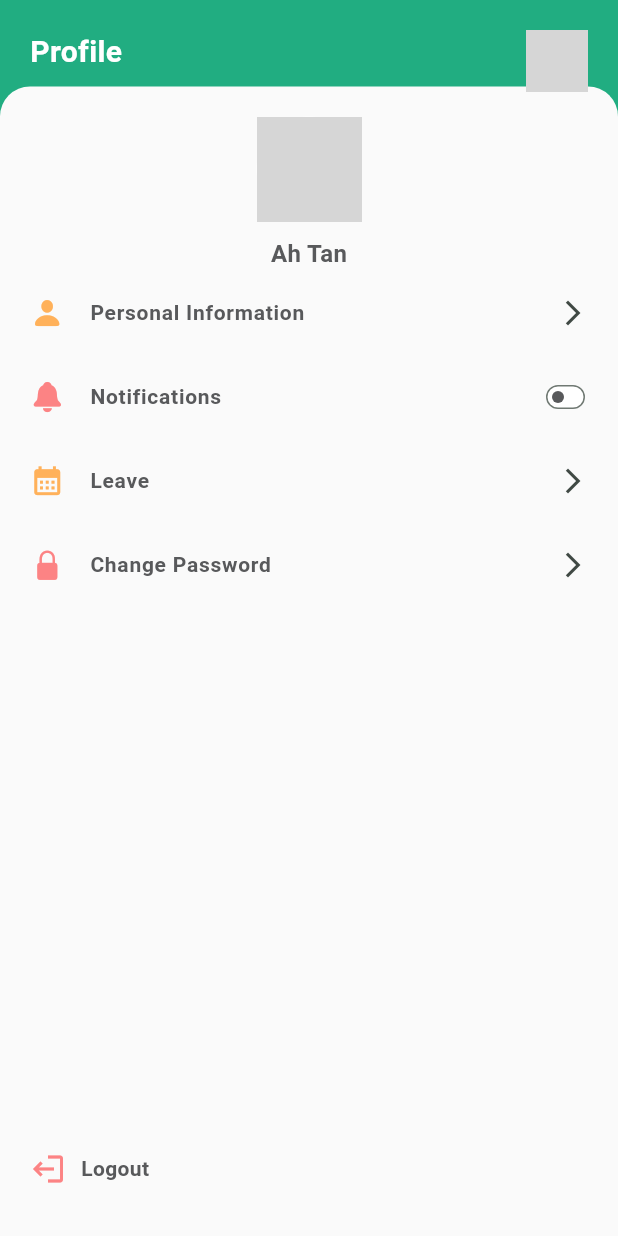
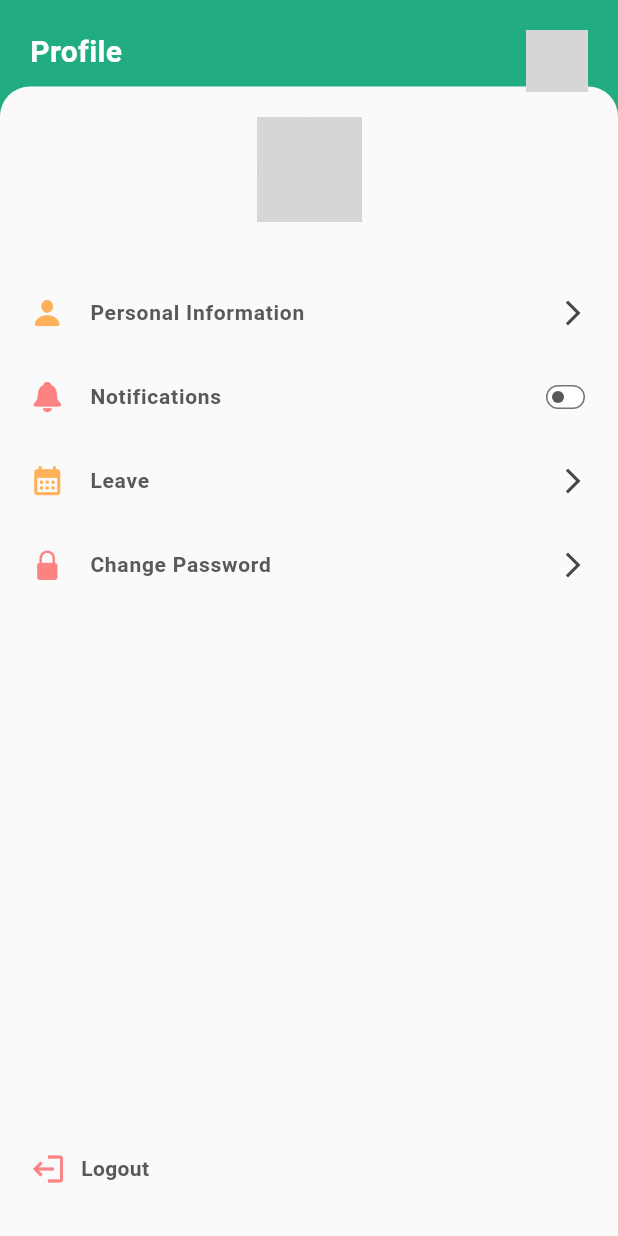
Before and after one commit to UnidboxIT/UnidboxApp, a Flutter app: the ProfileScreen screen opened directly, on a phone screen of 412 x 824 dp. Run offline on Flutter 3.47's test engine with Material 3 defaults, Android fonts, the phone set to English and light mode, and no system bars; drawn by our look-alikes of barcode_widget; our stand-ins replace cached_network_image, dropdown_button2, focus_detector_v2, get, get_storage, lottie and 2 more; accounts and stored records are empty; network calls fail; grey boxes are pictures that could not be loaded.

Commit message:
add code

```diff
--- a/lib/utils/commons/common_method.dart
+++ b/lib/utils/commons/common_method.dart
@@ -11,10 +11,10 @@ xUserAuthorized() {
   return apiToken.isNotEmpty;
 }
 
+var box = GetStorage();
+
 class CommonMethods {
   static Map<String, String> setHeaders() {
-    var box = GetStorage();
-
     return {
       'Content-type': 'application/json',
       'Accept': 'application/json',
@@ -73,6 +73,7 @@ class CommonMethods {
   static void unAuthorizedLogout() async {
     Get.find<NavBarController>().currentIndex = 0;
     Get.find<NavBarController>().update();
+    box.erase();
     Get.offAll(() => const LoginScreen());
     customizedAlertDialog("Session Expired".tr);
   }
--- a/lib/views/screens/profile_screens/bottom_sheets/profile_barcode_bottom_sheet.dart
+++ b/lib/views/screens/profile_screens/bottom_sheets/profile_barcode_bottom_sheet.dart
@@ -26,8 +26,8 @@ profileBarCodeBottomSheet() {
               ),
               SizedBox(height: 5.h),
               BarcodeWidget(
-                barcode: Barcode.codabar(printStartStop: true),
-                data: '123456',
+                barcode: Barcode.ean13(),
+                data: '123456789013',
                 color: AppColor.primary,
                 width: 50.w,
                 height: 13.h,
--- a/lib/views/screens/profile_screens/personal_info_update/personal_info_update_screen.dart
+++ b/lib/views/screens/profile_screens/personal_info_update/personal_info_update_screen.dart
@@ -19,7 +19,7 @@ class PersonalInfoUpdateScreen extends StatelessWidget {
   Widget build(BuildContext context) {
     WidgetsBinding.instance.addPostFrameCallback((timeStamp) {
       var pfController = Get.find<ProfileController>();
-      pfController.getPartnerInfo();
+
       pfController.getCoutry();
       pfController.getReligion();
       pfController.getRace();
--- a/lib/views/screens/profile_screens/profile_body/profile_body_widget.dart
+++ b/lib/views/screens/profile_screens/profile_body/profile_body_widget.dart
@@ -17,6 +17,8 @@ class ProfileBodyWidget extends StatelessWidget {
   @override
   Widget build(BuildContext context) {
     Get.put(ProfileController());
+    var pfController = Get.find<ProfileController>();
+    pfController.getPartnerInfo();
     return Container(
       width: 100.w,
       decoration: BoxDecoration(
--- a/lib/views/screens/profile_screens/profile_screen.dart
+++ b/lib/views/screens/profile_screens/profile_screen.dart
@@ -1,6 +1,4 @@
 import 'package:flutter/material.dart';
-import 'package:flutter/services.dart';
-import 'package:flutter/widgets.dart';
 import 'package:get/get.dart';
 import 'package:responsive_sizer/responsive_sizer.dart';
 import 'package:unidbox_app/controllers/profile_controllers/profile_controller.dart';
--- a/lib/views/screens/profile_screens/widgets/profile_image_widget.dart
+++ b/lib/views/screens/profile_screens/widgets/profile_image_widget.dart
@@ -1,24 +1,29 @@
+import 'package:cached_network_image/cached_network_image.dart';
 import 'package:flutter/material.dart';
+import 'package:get/get.dart';
+import 'package:unidbox_app/controllers/profile_controllers/profile_controller.dart';
 import 'package:unidbox_app/utils/constant/app_color.dart';
 import 'package:unidbox_app/views/widgets/text_widget.dart';
 
 Widget profileImageWidget() {
+  return GetBuilder<ProfileController>(builder: (controller) {
     return Column(
       children: [
-      const CircleAvatar(
+        CircleAvatar(
           backgroundColor: Colors.white,
           radius: 35,
-        backgroundImage: NetworkImage(
-          "https://images.pexels.com/photos/834872/pexels-photo-834872.jpeg?auto=compress&cs=tinysrgb&w=1260&h=750&dpr=2",
+          backgroundImage: CachedNetworkImageProvider(
+            controller.profile.imageUrl,
           ),
         ),
         const SizedBox(height: 10),
         textWidget(
-        "Ah Tan",
+          controller.profile.name,
           color: AppColor.fontColor,
           fontWeight: FontWeight.w600,
           size: 16,
         )
       ],
     );
+  });
 }
```
Also changed, not shown: lib/controllers/home_controllers/home_controller.dart (+8 -2 lines). Lines whose indentation alone changed are shown as unchanged.
